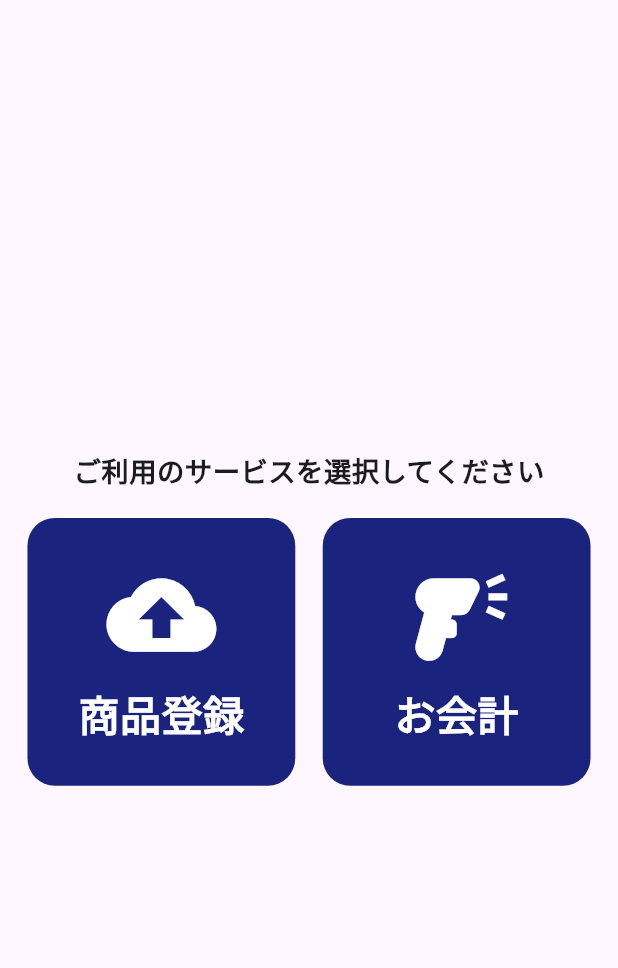
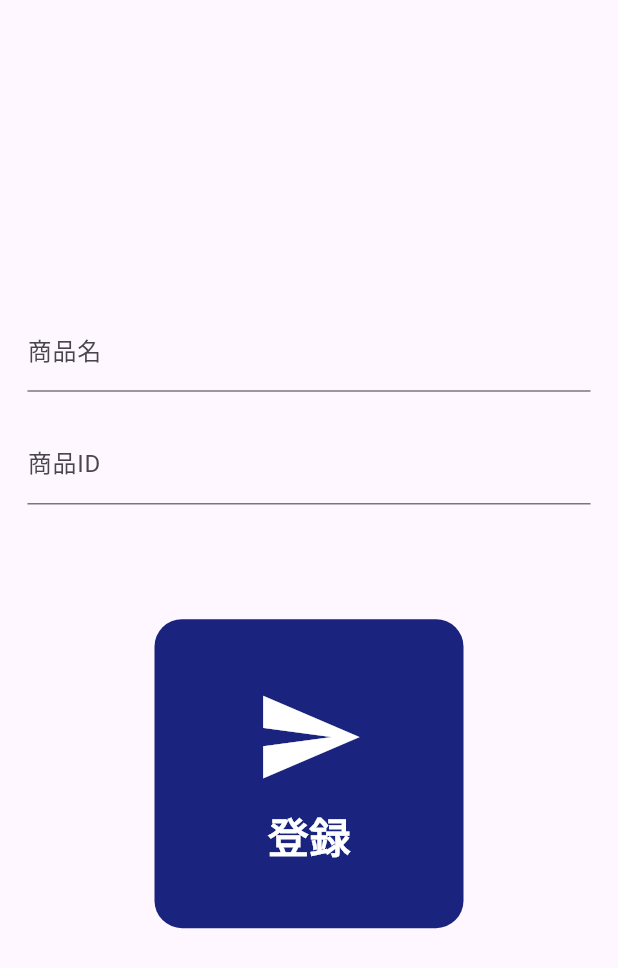
Before and after one commit to KobayashiYoh/self_cash_register, a Flutter app: the screen it shows after launch, after a tap on "商品登録", on a phone screen of 412 x 824 dp. Shown: the top 968 px of the screen. Run offline on Flutter 3.47's test engine with Material 2 defaults, Android fonts, the phone set to English and light mode, and no system bars; our stand-ins replace cloud_firestore, firebase_core, flutter_screenutil; accounts and stored records are empty; generated files the repository leaves out were written again.

Commit message:
商品登録機能を追加

```diff
--- a/lib/main.dart
+++ b/lib/main.dart
@@ -5,6 +5,7 @@ import 'package:self_cash_register/firebase_options.dart';
 import 'package:self_cash_register/views/top_page.dart';
 
 void main() async {
+  WidgetsFlutterBinding.ensureInitialized();
   await Firebase.initializeApp(
     options: DefaultFirebaseOptions.currentPlatform,
   );
--- /dev/null
+++ b/lib/views/registration_page.dart
@@ -0,0 +1,60 @@
+import 'package:flutter/material.dart';
+import 'package:flutter_screenutil/flutter_screenutil.dart';
+import 'package:self_cash_register/repository/firestore_repository.dart';
+import 'package:self_cash_register/widgets/tile_button.dart';
+
+class RegistrationPage extends StatefulWidget {
+  const RegistrationPage({Key? key}) : super(key: key);
+
+  @override
+  State<RegistrationPage> createState() => _RegistrationPageState();
+}
+
+class _RegistrationPageState extends State<RegistrationPage> {
+  final TextEditingController _productNameController = TextEditingController();
+  final TextEditingController _productIdController = TextEditingController();
+
+  @override
+  void dispose() {
+    _productNameController.dispose();
+    _productIdController.dispose();
+    super.dispose();
+  }
+
+  @override
+  Widget build(BuildContext context) {
+    return Scaffold(
+      body: SafeArea(
+        child: Padding(
+          padding: EdgeInsets.all(16.w),
+          child: Column(
+            mainAxisAlignment: MainAxisAlignment.center,
+            children: [
+              TextField(
+                controller: _productNameController,
+                decoration: const InputDecoration(labelText: '商品名'),
+              ),
+              SizedBox(height: 16.h),
+              TextField(
+                controller: _productIdController,
+                decoration: const InputDecoration(labelText: '商品ID'),
+              ),
+              SizedBox(height: 64.h),
+              SizedBox(
+                height: 0.5.sw,
+                child: TileButton(
+                  onTap: () => FirestoreRepository.setProduct(
+                    id: _productIdController.text,
+                    name: _productNameController.text,
+                  ),
+                  iconData: Icons.send,
+                  text: '登録',
+                ),
+              ),
+            ],
+          ),
+        ),
+      ),
+    );
+  }
+}
--- a/lib/views/top_page.dart
+++ b/lib/views/top_page.dart
@@ -1,5 +1,6 @@
 import 'package:flutter/material.dart';
 import 'package:flutter_screenutil/flutter_screenutil.dart';
+import 'package:self_cash_register/views/registration_page.dart';
 import 'package:self_cash_register/widgets/tile_button.dart';
 
 class TopPage extends StatelessWidget {
@@ -27,7 +28,13 @@ class TopPage extends StatelessWidget {
                 children: [
                   Expanded(
                     child: TileButton(
-                      onTap: () {},
+                      onTap: () {
+                        Navigator.of(context).push(
+                          MaterialPageRoute(
+                            builder: (context) => const RegistrationPage(),
+                          ),
+                        );
+                      },
                       iconData: Icons.cloud_upload,
                       text: '商品登録',
                     ),
--- a/pubspec.yaml
+++ b/pubspec.yaml
@@ -37,6 +37,7 @@ dependencies:
   cupertino_icons: ^1.0.2
   flutter_screenutil: ^5.9.0
   firebase_core: ^2.22.0
+  cloud_firestore: ^4.13.0
 
 dev_dependencies:
   flutter_test:
```
Also changed, not shown: 3 other files.
